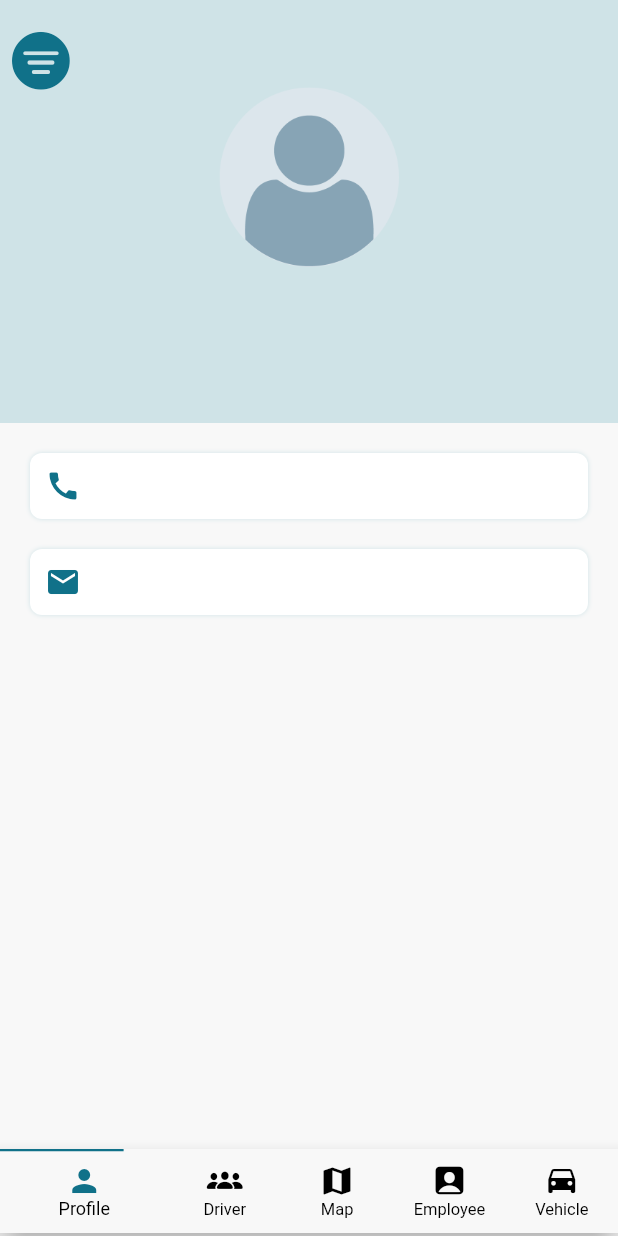
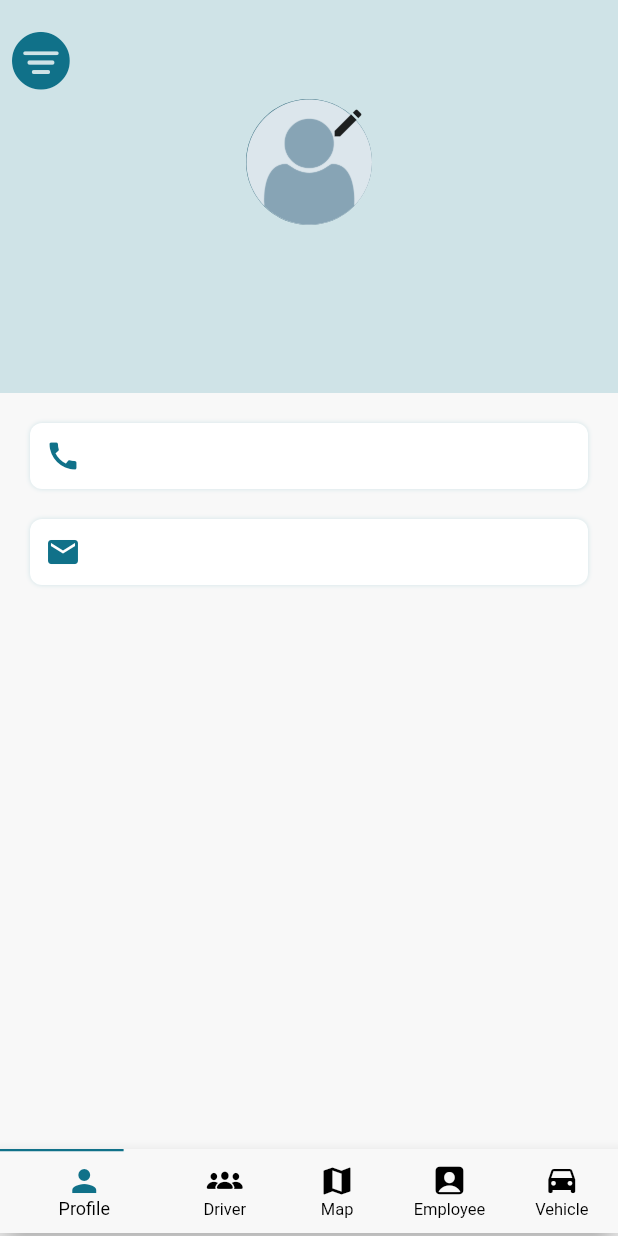
Before and after one commit to aniket-yadav/corporate-transport, a Flutter app: the AdminDashboard screen opened directly, on a phone screen of 412 x 824 dp. Run offline on Flutter 3.47's test engine with Material 2 defaults, Android fonts, the phone set to English and light mode, and no system bars; our stand-ins replace firebase_core, google_maps_flutter, image_picker, jiffy, numberpicker, shared_preferences; missing offline and left inert: encrypt; accounts and stored records are empty; network calls fail; Roboto replaces fonts that are missing (Cardo).

Commit message:
profile upload

```diff
--- a/lib/model/user_model.dart
+++ b/lib/model/user_model.dart
@@ -1,6 +1,3 @@
-import 'dart:convert';
-import 'dart:typed_data';
-
 class User {
   String? name;
   String? mobile;
@@ -9,11 +6,9 @@ class User {
   String? city;
   String? district;
   String? pincode;
-  Uint8List? image;
+  String? image;
   String? role;
-  String? adminid;
-  String? driverid;
-  String? employeeid;
+  String? userid;
   String? gender;
   String? age;
   String? aadharno;
@@ -28,11 +23,9 @@ class User {
     this.pincode,
     this.role,
     this.aadharno,
-    this.adminid,
     this.age,
-    this.driverid,
-    this.employeeid,
     this.gender,
+    this.userid,
   });
 
   factory User.fromJson(Map<String, dynamic>? json) {
@@ -46,15 +39,11 @@ class User {
       name: json?['name'],
       pincode: json?['pincode'],
       aadharno: json?['aadharno'],
-        adminid: json?['adminid'],
+      userid: json?['adminid'] ?? json?['driverid'] ?? json?['driverid'],
       age: json?['age'],
-        driverid: json?['driverid'],
-        employeeid: json?['employeeid'],
       gender: json?['gender'],
-        image: (json?['image'] != null && json!['image'].toString().isNotEmpty)
-            ? base64Decode(json['image'])
-            : null);
-
+      image: json?['image'],
+    );
   }
 
   Map<String, dynamic> toJson() {
@@ -63,17 +52,17 @@ class User {
       'address': address,
       'city': city,
       'district': district,
-      'pincode':pincode,
-      'aadharno':aadharno,
-      'adminid':adminid,
-      'age':age,
-      'driverid':driverid,
-      'employeeid':employeeid,
+      'pincode': pincode,
+      'aadharno': aadharno,
+      'adminid': userid,
+      'age': age,
+      'driverid': userid,
+      'employeeid': userid,
       'email': email,
-      'gender':gender,
+      'gender': gender,
       'mobile': mobile,
       'name': name,
-      'image': image != null ? base64Encode(image!) : null,
+      'image': image,
     };
     temp.removeWhere((key, value) => value == null);
 
--- a/lib/service/services.dart
+++ b/lib/service/services.dart
@@ -10,3 +10,4 @@ const getDrivers = "api/drivers.php";
 const getEmployees = "api/employees.php";
 const addVehicleService = "api/add_vehicle.php";
 const getVehicles = "api/vehicles.php";
+const uploadProfilePhoto = "api/upload_photo.php";
--- a/lib/view/admin/admin_dashboard.dart
+++ b/lib/view/admin/admin_dashboard.dart
@@ -36,7 +36,7 @@ class _AdminDashboardState extends State<AdminDashboard>
       final dataController =
           Provider.of<DataController>(context, listen: false);
       dataController.fetchProfile(
-          userid: dataController.user.adminid ?? '',
+          userid: dataController.user.userid ?? '',
           role: dataController.user.role ?? '');
       dataController.getDrivers();
       dataController.getEmployees();
--- a/lib/view/profile_screen.dart
+++ b/lib/view/profile_screen.dart
@@ -1,5 +1,6 @@
 import 'package:corporatetransportapp/controller/data_controller.dart';
 import 'package:corporatetransportapp/widgets/data_tile.dart';
+import 'package:corporatetransportapp/widgets/profile_photo_selection_panel.dart';
 import 'package:flutter/cupertino.dart';
 import 'package:flutter/material.dart';
 import 'package:corporatetransportapp/assets/images.dart' as icons;
@@ -55,11 +56,57 @@ class _ProfileScreenState extends State<ProfileScreen> {
                     alignment: Alignment.center,
                     child: Column(
                       children: [
-                        const Image(
-                          image: AssetImage(
-                            icons.profilePlaceholder,
-                          ),
-                          width: 120,
+                        Stack(
+                          children: [
+                            Padding(
+                              padding: const EdgeInsets.all(8.0),
+                              child: CircleAvatar(
+                                radius: 42.0,
+                                child: (userProvider.user.image != null &&
+                                        userProvider.user.image!.isNotEmpty)
+                                    ? Center(
+                                        child: ClipRRect(
+                                          borderRadius:
+                                              BorderRadius.circular(80.0),
+                                          child: Image.network(
+                                            userProvider.user.image!,
+                                            height: 80.0,
+                                            width: 80.0,
+                                          ),
+                                        ),
+                                      )
+                                    : Image.asset(
+                                        icons.profilePlaceholder,
+                                      ),
+                              ),
+                            ),
+                            Positioned(
+                              top: 0,
+                              right: 0,
+                              child: IconButton(
+                                onPressed: () async {
+                                  var res = await showModalBottomSheet(
+                                    backgroundColor: Colors.transparent,
+                                    context: context,
+                                    builder: (context) => Container(
+                                      color: Colors.transparent,
+                                      padding: EdgeInsets.only(
+                                        bottom: MediaQuery.of(context)
+                                            .viewInsets
+                                            .bottom,
+                                      ),
+                                      child: ProfilePhotoSelectionPanel(),
+                                    ),
+                                  );
+                                  if (res == true) {
+                                    userProvider.fetchProfile(
+                                        role: userProvider.user.role ?? '');
+                                  }
+                                },
+                                icon: const Icon(Icons.edit),
+                              ),
+                            ),
+                          ],
                         ),
                         const SizedBox(
                           height: 15,
--- a/pubspec.yaml
+++ b/pubspec.yaml
@@ -43,6 +43,7 @@ dependencies:
   encrypt: ^5.0.1
   firebase_crashlytics: ^2.8.4
   jiffy: ^5.0.0
+  image_picker: ^0.8.5+3
 
 dev_dependencies:
   flutter_test:
```
Also changed, not shown: lib/controller/data_controller.dart (+28 -2 lines), lib/widgets/profile_photo_selection_panel.dart (added, +194 -0 lines), pubspec.lock. Lines whose indentation alone changed are shown as unchanged.
